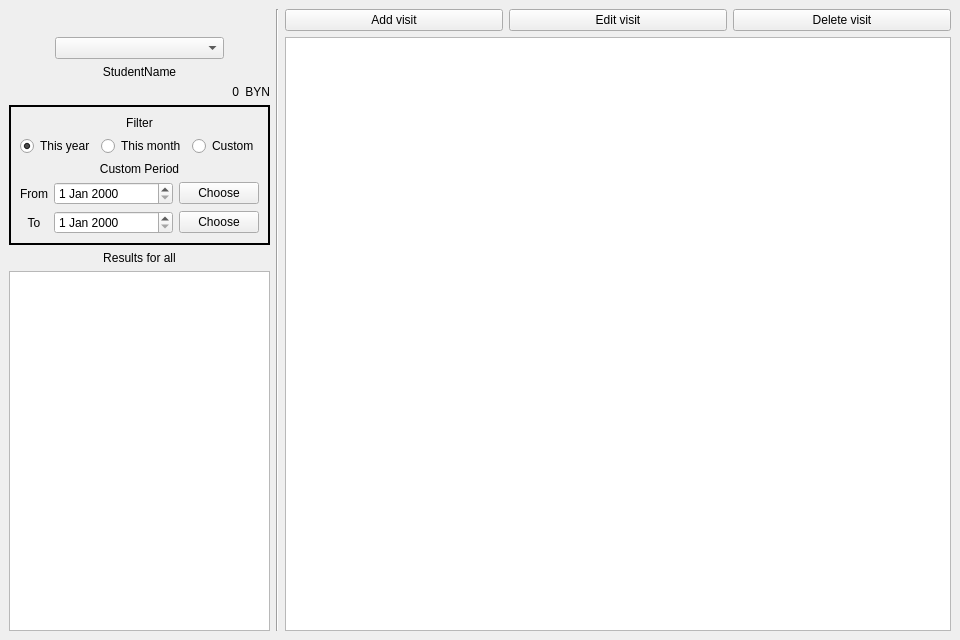
First picture: the form in ui_templates/windows/main_window.ui, repository IliaSuponeff/StudentsAccounting, before the edit.
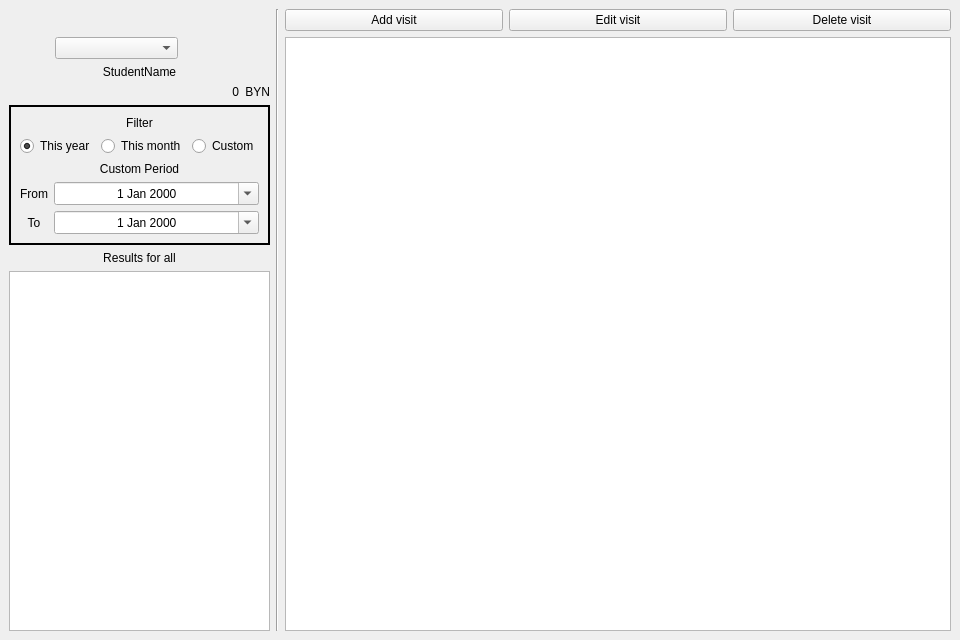
Second picture: the form after the edit.

Commit message: create_ad_student_visit_view_handler

```diff
--- a/ui_templates/windows/main_window.ui
+++ b/ui_templates/windows/main_window.ui
@@ -127,6 +127,22 @@
           </property>
          </widget>
         </item>
+        <item>
+         <widget class="QPushButton" name="reload_student_btn">
+          <property name="sizePolicy">
+           <sizepolicy hsizetype="Maximum" vsizetype="Maximum">
+            <horstretch>0</horstretch>
+            <verstretch>0</verstretch>
+           </sizepolicy>
+          </property>
+          <property name="text">
+           <string/>
+          </property>
+          <property name="flat">
+           <bool>true</bool>
+          </property>
+         </widget>
+        </item>
         <item>
          <widget class="QPushButton" name="next_student_btn">
           <property name="sizePolicy">
@@ -256,19 +272,6 @@
          </item>
          <item>
           <layout class="QGridLayout" name="gLayout_1">
-           <item row="0" column="2">
-            <widget class="QPushButton" name="choose_from_date_btn">
-             <property name="sizePolicy">
-              <sizepolicy hsizetype="Maximum" vsizetype="Fixed">
-               <horstretch>0</horstretch>
-               <verstretch>0</verstretch>
-              </sizepolicy>
-             </property>
-             <property name="text">
-              <string>Choose</string>
-             </property>
-            </widget>
-           </item>
            <item row="0" column="0">
             <widget class="QLabel" name="info_lbl_4">
              <property name="sizePolicy">
@@ -293,6 +296,15 @@
                <verstretch>0</verstretch>
               </sizepolicy>
              </property>
+             <property name="alignment">
+              <set>Qt::AlignCenter</set>
+             </property>
+             <property name="buttonSymbols">
+              <enum>QAbstractSpinBox::NoButtons</enum>
+             </property>
+             <property name="calendarPopup">
+              <bool>true</bool>
+             </property>
             </widget>
            </item>
            <item row="1" column="1">
@@ -303,12 +315,14 @@
                <verstretch>0</verstretch>
               </sizepolicy>
              </property>
-            </widget>
-           </item>
-           <item row="1" column="2">
-            <widget class="QPushButton" name="choose_to_date_btn">
-             <property name="text">
-              <string>Choose</string>
+             <property name="alignment">
+              <set>Qt::AlignCenter</set>
+             </property>
+             <property name="buttonSymbols">
+              <enum>QAbstractSpinBox::NoButtons</enum>
+             </property>
+             <property name="calendarPopup">
+              <bool>true</bool>
              </property>
             </widget>
            </item>
```
The commit also changes 13 other files.
